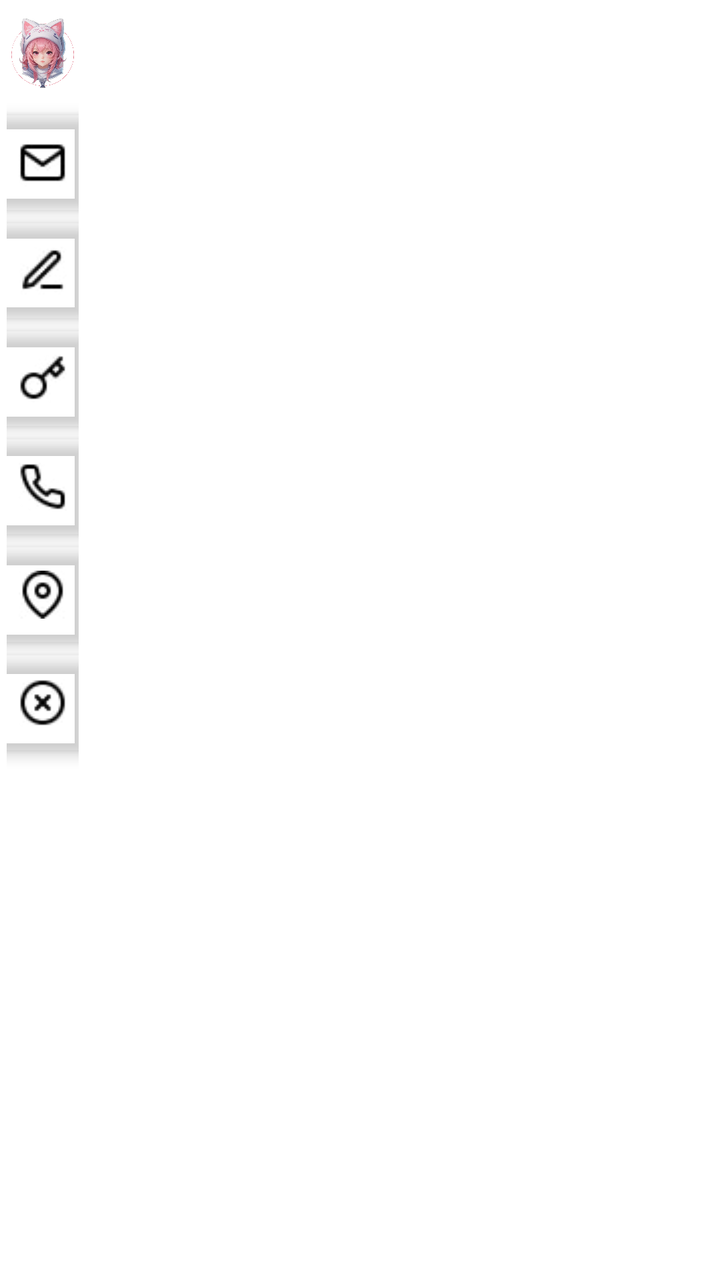
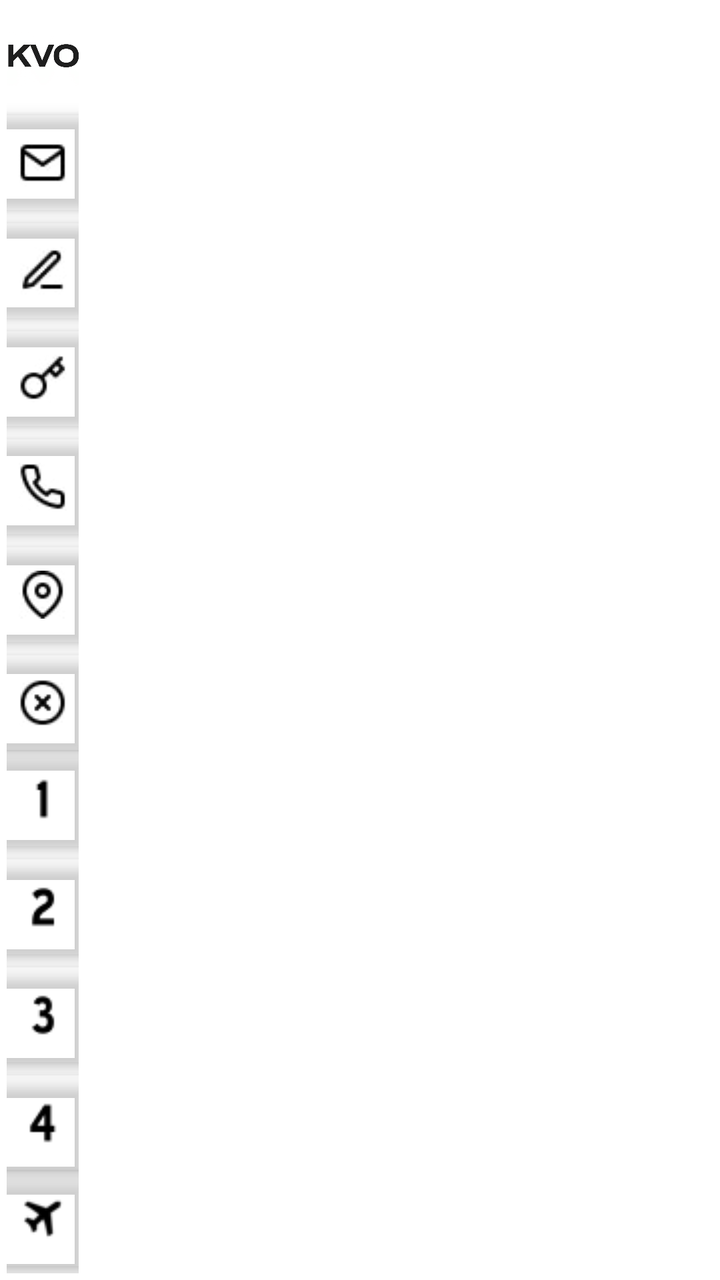

Compare the two renders of this Android layout. The source of the first and the diff that turns it into the second are given below.
<!-- AndroidManifest.xml: application theme Theme.KoboSan1 -->
<!-- res/layout/floating_widget_layout.xml -->
<LinearLayout xmlns:android="http://schemas.android.com/apk/res/android"
    xmlns:app="http://schemas.android.com/apk/res-auto"
    xmlns:tools="http://schemas.android.com/tools"
    android:layout_width="wrap_content"
    android:layout_height="wrap_content"
    android:orientation="vertical"
    android:layout_gravity="center|right"
    android:padding="0.1dp"
    android:clickable="true"
    android:longClickable="true"
    android:background="@drawable/rounded_background"
    tools:context=".MainActivity">

    <LinearLayout
        android:layout_width="36dp"
        android:layout_height="match_parent"
        android:orientation="vertical"
        android:layout_margin="3dp">

        <ImageView
            android:id="@+id/app_logo"
            android:layout_width="48dp"
            android:layout_height="48dp"
            android:layout_gravity="center"
            android:layout_marginBottom="6dp"
            android:src="@drawable/ic_app_logo" />

        <ImageButton
            android:id="@+id/floating_button6"
            android:layout_width="48dp"
            android:layout_height="48dp"
            android:layout_gravity="center"
            android:background="@null"
            android:src="@drawable/ic_your_icon6"
            android:elevation="4dp"
            android:layout_marginBottom="6dp"
            android:outlineProvider="bounds" />

        <ImageButton
            android:id="@+id/floating_button1"
            android:layout_width="48dp"
            android:layout_height="48dp"
            android:layout_gravity="center"
            android:background="@null"
            android:src="@drawable/ic_your_icon1"
            android:elevation="4dp"
            android:layout_marginBottom="6dp"
            android:outlineProvider="bounds" />

        <ImageButton
            android:id="@+id/floating_button4"
            android:layout_width="48dp"
            android:layout_height="48dp"
            android:layout_gravity="center"
            android:background="@null"
            android:src="@drawable/ic_your_icon4"
            android:elevation="4dp"
            android:layout_marginBottom="6dp"
            android:outlineProvider="bounds" />

        <ImageButton
            android:id="@+id/floating_button2"
            android:layout_width="48dp"
            android:layout_height="48dp"
            android:layout_gravity="center"
            android:background="@null"
            android:src="@drawable/ic_your_icon2"
            android:elevation="4dp"
            android:layout_marginBottom="6dp"
            android:outlineProvider="bounds" />

        <ImageButton
            android:id="@+id/floating_button3"
            android:layout_width="48dp"
            android:layout_height="48dp"
            android:layout_gravity="center"
            android:background="@null"
            android:src="@drawable/ic_your_icon3"
            android:elevation="4dp"
            android:layout_marginBottom="6dp"
            android:outlineProvider="bounds" />

        <ImageButton
            android:id="@+id/floating_button5"
            android:layout_width="48dp"
            android:layout_height="48dp"
            android:layout_gravity="center"
            android:background="@null"
            android:src="@drawable/ic_your_icon5"
            android:elevation="4dp"
            android:outlineProvider="bounds" />

    </LinearLayout>
</LinearLayout>
<!-- resources referenced by this layout -->
<resources>
  <!-- drawable ic_app_logo: png bitmap (drawable, 753306 bytes) -->
  <!-- drawable ic_your_icon1: jpg bitmap (drawable, 745 bytes) -->
  <!-- drawable ic_your_icon2: jpg bitmap (drawable, 745 bytes) -->
  <!-- drawable ic_your_icon3: jpg bitmap (drawable, 749 bytes) -->
  <!-- drawable ic_your_icon4: jpg bitmap (drawable, 727 bytes) -->
  <!-- drawable ic_your_icon5: jpg bitmap (drawable, 705 bytes) -->
  <!-- drawable ic_your_icon6: jpg bitmap (drawable, 718 bytes) -->
  <!-- drawable rounded_background (drawable) -->
  <?xml version="1.0" encoding="utf-8"?>
  <shape xmlns:android="http://schemas.android.com/apk/res/android">
      <solid android:color="@android:color/white" />
      <corners android:radius="16dp" />
  </shape>
  <style name="Theme.KoboSan1" parent="Theme.MaterialComponents.DayNight.DarkActionBar">
          
          <item name="colorPrimary">@color/purple_500</item>
          <item name="colorPrimaryVariant">@color/purple_700</item>
          <item name="colorOnPrimary">@color/white</item>
          
          <item name="colorSecondary">@color/teal_200</item>
          <item name="colorSecondaryVariant">@color/teal_700</item>
          <item name="colorOnSecondary">@color/black</item>
          
          <item name="android:statusBarColor">?attr/colorPrimaryVariant</item>
          
      </style>
  <color name="purple_500">#FF6200EE</color>
  <color name="purple_700">#FF3700B3</color>
  <color name="white">#FFFFFFFF</color>
  <color name="teal_200">#FF03DAC5</color>
  <color name="teal_700">#FF018786</color>
  <color name="black">#FF000000</color>
</resources>

<!-- the commit's change to res/layout/floating_widget_layout.xml (unified diff, before → after) -->
@@ -90,5 +90,62 @@
             android:elevation="4dp"
             android:outlineProvider="bounds" />
 
+        <ImageButton
+            android:id="@+id/floating_button_link1"
+            android:layout_width="48dp"
+            android:layout_height="48dp"
+            android:layout_gravity="center"
+            android:background="@null"
+            android:src="@drawable/ic_number_1"
+            android:elevation="4dp"
+            android:layout_marginBottom="6dp"
+            android:outlineProvider="bounds"
+            android:contentDescription="Link 1" />
+
+        <ImageButton
+            android:id="@+id/floating_button_link2"
+            android:layout_width="48dp"
+            android:layout_height="48dp"
+            android:layout_gravity="center"
+            android:background="@null"
+            android:src="@drawable/ic_number_2"
+            android:elevation="4dp"
+            android:layout_marginBottom="6dp"
+            android:outlineProvider="bounds"
+            android:contentDescription="Link 2" />
+
+        <ImageButton
+            android:id="@+id/floating_button_link3"
+            android:layout_width="48dp"
+            android:layout_height="48dp"
+            android:layout_gravity="center"
+            android:background="@null"
+            android:src="@drawable/ic_number_3"
+            android:elevation="4dp"
+            android:layout_marginBottom="6dp"
+            android:outlineProvider="bounds"
+            android:contentDescription="Link 3" />
+
+        <ImageButton
+            android:id="@+id/floating_button_link4"
+            android:layout_width="48dp"
+            android:layout_height="48dp"
+            android:layout_gravity="center"
+            android:background="@null"
+            android:src="@drawable/ic_number_4"
+            android:elevation="4dp"
+            android:outlineProvider="bounds"
+            android:contentDescription="Link 4" />
+
+        <ImageButton
+            android:id="@+id/floating_button7"
+            android:layout_width="48dp"
+            android:layout_height="48dp"
+            android:layout_gravity="center"
+            android:background="@null"
+            android:src="@drawable/ic_your_icon7"
+            android:elevation="4dp"
+            android:outlineProvider="bounds" />
+
     </LinearLayout>
 </LinearLayout>
<!-- resource entries referenced after the edit -->
@@ -1,12 +1,17 @@
 <!-- resources referenced by this layout -->
 <resources>
-  <!-- drawable ic_app_logo: png bitmap (drawable, 753306 bytes) -->
+  <!-- drawable ic_app_logo: png bitmap (drawable, 15497 bytes) -->
+  <!-- drawable ic_number_1: png bitmap (drawable, 156 bytes) -->
+  <!-- drawable ic_number_2: png bitmap (drawable, 317 bytes) -->
+  <!-- drawable ic_number_3: png bitmap (drawable, 332 bytes) -->
+  <!-- drawable ic_number_4: png bitmap (drawable, 251 bytes) -->
   <!-- drawable ic_your_icon1: jpg bitmap (drawable, 745 bytes) -->
   <!-- drawable ic_your_icon2: jpg bitmap (drawable, 745 bytes) -->
   <!-- drawable ic_your_icon3: jpg bitmap (drawable, 749 bytes) -->
   <!-- drawable ic_your_icon4: jpg bitmap (drawable, 727 bytes) -->
   <!-- drawable ic_your_icon5: jpg bitmap (drawable, 705 bytes) -->
   <!-- drawable ic_your_icon6: jpg bitmap (drawable, 718 bytes) -->
+  <!-- drawable ic_your_icon7: png bitmap (drawable, 637 bytes) -->
   <!-- drawable rounded_background (drawable) -->
   <?xml version="1.0" encoding="utf-8"?>
   <shape xmlns:android="http://schemas.android.com/apk/res/android">
